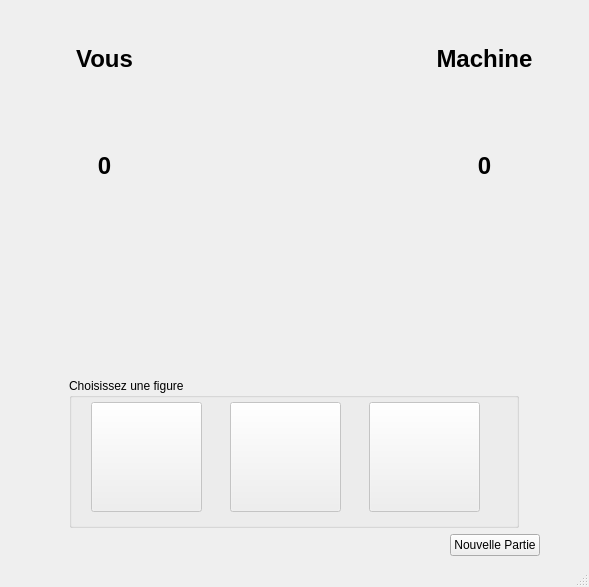
Mathiisss/chifoumi, file mainwindow.ui: the form before one commit.
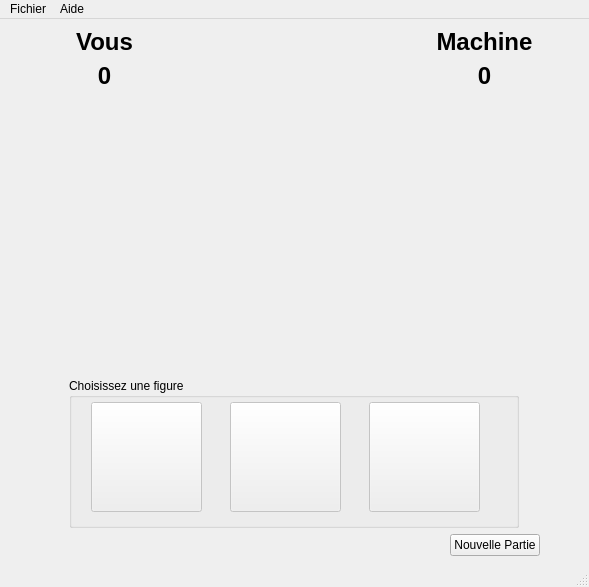
The form after the commit. Icons and pictures are not drawn.

Commit message: Ajout Barre Menus Fichier et Aide

What changed in the file:
```diff
--- a/mainwindow.ui
+++ b/mainwindow.ui
@@ -171,9 +171,6 @@
             <property name="orientation">
              <enum>Qt::Vertical</enum>
             </property>
-            <property name="sizeType">
-             <enum>QSizePolicy::Fixed</enum>
-            </property>
             <property name="sizeHint" stdset="0">
              <size>
               <width>20</width>
@@ -373,6 +370,20 @@
      <height>21</height>
     </rect>
    </property>
+   <widget class="QMenu" name="menuFichier">
+    <property name="title">
+     <string>Fichier</string>
+    </property>
+    <addaction name="actionQuitter"/>
+   </widget>
+   <widget class="QMenu" name="menuAide">
+    <property name="title">
+     <string>Aide</string>
+    </property>
+    <addaction name="actionA_propos_de"/>
+   </widget>
+   <addaction name="menuFichier"/>
+   <addaction name="menuAide"/>
   </widget>
   <widget class="QStatusBar" name="statusbar"/>
   <action name="actionNouvellePartie">
```
Left out of the diff: 126 changed lines with no effect on the pictures. The commit also changes 4 other files.
